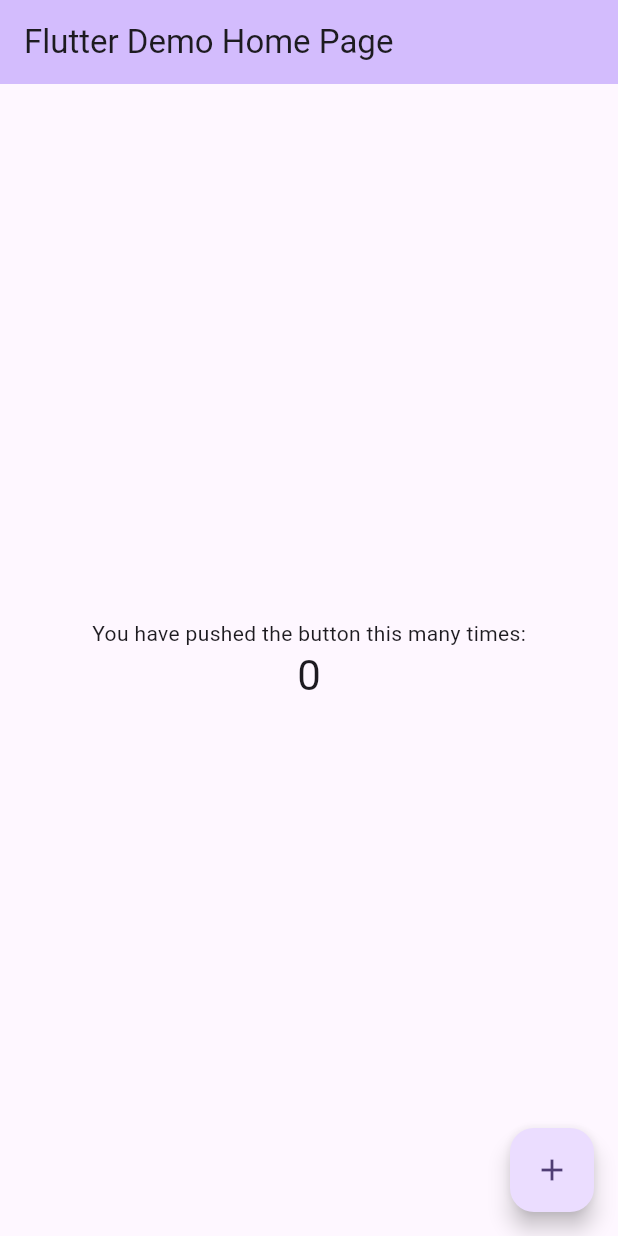
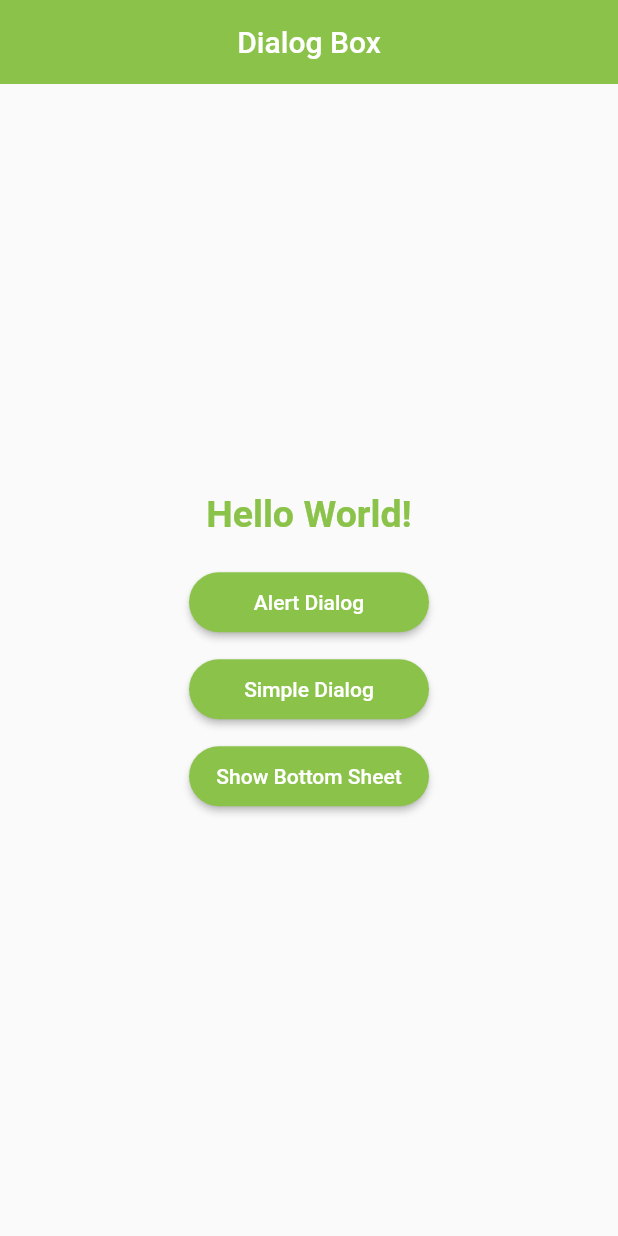
Before and after one commit to islamnabila/flutter_project_hub, a Flutter app: the screen it shows after launch, on a phone screen of 412 x 824 dp. Run offline on Flutter 3.47's test engine with Material 2 defaults, Android fonts, the light colour scheme and no system bars.

Commit message:
dialog and bottom sheet added

```diff
--- a/lib/main.dart
+++ b/lib/main.dart
@@ -1,125 +1,113 @@
+import 'package:flutter/cupertino.dart';
 import 'package:flutter/material.dart';
 
-void main() {
-  runApp(const MyApp());
+void main(){
+  runApp(MyApp());
 }
-
 class MyApp extends StatelessWidget {
   const MyApp({super.key});
 
-  // This widget is the root of your application.
   @override
   Widget build(BuildContext context) {
     return MaterialApp(
-      title: 'Flutter Demo',
-      theme: ThemeData(
-        // This is the theme of your application.
-        //
-        // TRY THIS: Try running your application with "flutter run". You'll see
-        // the application has a blue toolbar. Then, without quitting the app,
-        // try changing the seedColor in the colorScheme below to Colors.green
-        // and then invoke "hot reload" (save your changes or press the "hot
-        // reload" button in a Flutter-supported IDE, or press "r" if you used
-        // the command line to start the app).
-        //
-        // Notice that the counter didn't reset back to zero; the application
-        // state is not lost during the reload. To reset the state, use hot
-        // restart instead.
-        //
-        // This works for code too, not just values: Most code changes can be
-        // tested with just a hot reload.
-        colorScheme: ColorScheme.fromSeed(seedColor: Colors.deepPurple),
-        useMaterial3: true,
+      debugShowCheckedModeBanner: false,
+      home: MyHome(),
+      theme:ThemeData(
+        textTheme: TextTheme(
+          bodyMedium: TextStyle(fontSize: 25, fontWeight: FontWeight.bold, color: Colors.lightGreen)
+        ),
+        elevatedButtonTheme: ElevatedButtonThemeData(
+          style: ElevatedButton.styleFrom(
+            primary: Colors.lightGreen,
+            minimumSize: Size(160, 40),
+              shape: RoundedRectangleBorder(
+              borderRadius: BorderRadius.circular(25)
+          )
+          )
+        )
       ),
-      home: const MyHomePage(title: 'Flutter Demo Home Page'),
     );
   }
 }
-
-class MyHomePage extends StatefulWidget {
-  const MyHomePage({super.key, required this.title});
-
-  // This widget is the home page of your application. It is stateful, meaning
-  // that it has a State object (defined below) that contains fields that affect
-  // how it looks.
-
-  // This class is the configuration for the state. It holds the values (in this
-  // case the title) provided by the parent (in this case the App widget) and
-  // used by the build method of the State. Fields in a Widget subclass are
-  // always marked "final".
-
-  final String title;
-
-  @override
-  State<MyHomePage> createState() => _MyHomePageState();
-}
-
-class _MyHomePageState extends State<MyHomePage> {
-  int _counter = 0;
-
-  void _incrementCounter() {
-    setState(() {
-      // This call to setState tells the Flutter framework that something has
-      // changed in this State, which causes it to rerun the build method below
-      // so that the display can reflect the updated values. If we changed
-      // _counter without calling setState(), then the build method would not be
-      // called again, and so nothing would appear to happen.
-      _counter++;
-    });
-  }
+class MyHome extends StatelessWidget {
+  const MyHome({super.key});
 
   @override
   Widget build(BuildContext context) {
-    // This method is rerun every time setState is called, for instance as done
-    // by the _incrementCounter method above.
-    //
-    // The Flutter framework has been optimized to make rerunning build methods
-    // fast, so that you can just rebuild anything that needs updating rather
-    // than having to individually change instances of widgets.
     return Scaffold(
       appBar: AppBar(
-        // TRY THIS: Try changing the color here to a specific color (to
-        // Colors.amber, perhaps?) and trigger a hot reload to see the AppBar
-        // change color while the other colors stay the same.
-        backgroundColor: Theme.of(context).colorScheme.inversePrimary,
-        // Here we take the value from the MyHomePage object that was created by
-        // the App.build method, and use it to set our appbar title.
-        title: Text(widget.title),
+        title: Text("Dialog Box"),
+        centerTitle: true,
+        backgroundColor: Colors.lightGreen,
+        elevation: 0,
       ),
+
       body: Center(
-        // Center is a layout widget. It takes a single child and positions it
-        // in the middle of the parent.
         child: Column(
-          // Column is also a layout widget. It takes a list of children and
-          // arranges them vertically. By default, it sizes itself to fit its
-          // children horizontally, and tries to be as tall as its parent.
-          //
-          // Column has various properties to control how it sizes itself and
-          // how it positions its children. Here we use mainAxisAlignment to
-          // center the children vertically; the main axis here is the vertical
-          // axis because Columns are vertical (the cross axis would be
-          // horizontal).
-          //
-          // TRY THIS: Invoke "debug painting" (choose the "Toggle Debug Paint"
-          // action in the IDE, or press "p" in the console), to see the
-          // wireframe for each widget.
           mainAxisAlignment: MainAxisAlignment.center,
-          children: <Widget>[
-            const Text(
-              'You have pushed the button this many times:',
+          children: [
+            Text("Hello World!"),
+            SizedBox(height: 20,),
+            ElevatedButton(onPressed: (){showDialog(
+              barrierDismissible: false,
+                context: context, builder: (context)=> AlertDialog(
+              actions: [
+                TextButton(onPressed: (){
+                  Navigator.of(context).pop();
+                }, child: Text("Close")),
+              ],
+              title: Text("Alert!"),
+              content: Text("This is Alert Dialog Box"),
             ),
-            Text(
-              '$_counter',
-              style: Theme.of(context).textTheme.headlineMedium,
-            ),
+            );},
+                child: Text("Alert Dialog")),
+            SizedBox(height: 10,),
+            ElevatedButton(onPressed: (){
+              showDialog(
+                barrierDismissible: false,
+                  context: context, builder: (context)=> SimpleDialog(
+                title: Text("Simple Dialog"),
+                children: [
+                  Text("Hello this is simple dialog box", style: TextStyle(fontSize: 14, color: Colors.black),),
+                  TextButton(onPressed: (){
+                    Navigator.of(context).pop();
+                  }, child: Text("Close"))
+                ],
+              ));},
+                child: Text("Simple Dialog")),
+            SizedBox(height: 10,),
+            ElevatedButton(onPressed: (){showModalBottomSheet(
+              shape: RoundedRectangleBorder(
+                borderRadius:
+                  BorderRadius.only(topRight: Radius.circular(25), topLeft: Radius.circular(25))
+              ),
+                context: context,
+                builder: (BuildContext contex){
+              return SizedBox(
+                height: 300,
+                child: Column(
+                  children: [
+                    Text("This is Bottom Modal Sheet", style: TextStyle(color: Colors.black, fontSize: 14),),
+                    ListTile(
+                      title: Text("Hello"),
+                    ),
+                    TextButton(onPressed: (){
+                      Navigator.of(context).pop();
+                    }, child: Text("Close"))
+                  ],
+                ),
+              );
+
+                }
+            );
+              },
+                child: Text("Show Bottom Sheet")),
+            SizedBox(height: 10,),
+
           ],
         ),
       ),
-      floatingActionButton: FloatingActionButton(
-        onPressed: _incrementCounter,
-        tooltip: 'Increment',
-        child: const Icon(Icons.add),
-      ), // This trailing comma makes auto-formatting nicer for build methods.
+
     );
   }
 }
```
